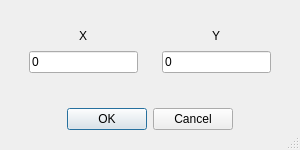
Old version of the form src/gui/ui/gotoDlg.ui in the repository cunqinglan/OpenROAD_LRF.
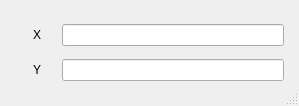
New version of the form.

Commit message: Add goto feature

What changed in the file:
```diff
--- a/src/gui/ui/gotoDlg.ui
+++ b/src/gui/ui/gotoDlg.ui
@@ -12,14 +12,14 @@
    <rect>
     <x>0</x>
     <y>0</y>
-    <width>300</width>
-    <height>150</height>
+    <width>299</width>
+    <height>106</height>
    </rect>
   </property>
   <property name="minimumSize">
    <size>
-    <width>300</width>
-    <height>150</height>
+    <width>150</width>
+    <height>100</height>
    </size>
   </property>
   <property name="sizeIncrement">
@@ -49,46 +49,58 @@
   <property name="modal">
    <bool>false</bool>
   </property>
-  <layout class="QGridLayout" name="gridLayout_2" rowstretch="5,1">
+  <layout class="QGridLayout" name="gridLayout_2" rowstretch="0">
    <property name="sizeConstraint">
     <enum>QLayout::SetDefaultConstraint</enum>
    </property>
+   <property name="leftMargin">
+    <number>5</number>
+   </property>
+   <property name="topMargin">
+    <number>5</number>
+   </property>
+   <property name="rightMargin">
+    <number>5</number>
+   </property>
+   <property name="bottomMargin">
+    <number>5</number>
+   </property>
    <property name="spacing">
     <number>6</number>
    </property>
    <item row="0" column="0">
-    <layout class="QHBoxLayout" name="horizontalLayout" stretch="1,1">
+    <layout class="QVBoxLayout" name="verticalLayout_2" stretch="1,1">
      <property name="spacing">
-      <number>6</number>
+      <number>3</number>
      </property>
      <property name="leftMargin">
-      <number>9</number>
+      <number>5</number>
      </property>
      <property name="topMargin">
-      <number>9</number>
+      <number>5</number>
      </property>
      <property name="rightMargin">
-      <number>9</number>
+      <number>5</number>
      </property>
      <property name="bottomMargin">
-      <number>9</number>
+      <number>5</number>
      </property>
      <item>
-      <layout class="QVBoxLayout" name="verticalLayout" stretch="1,3">
+      <layout class="QHBoxLayout" name="horizontalLayout_2" stretch="1,5">
        <property name="leftMargin">
-        <number>9</number>
+        <number>5</number>
        </property>
        <property name="topMargin">
-        <number>9</number>
+        <number>5</number>
        </property>
        <property name="rightMargin">
-        <number>9</number>
+        <number>5</number>
        </property>
        <property name="bottomMargin">
-        <number>9</number>
+        <number>5</number>
        </property>
        <item>
-        <layout class="QVBoxLayout" name="verticalLayout_7">
+        <layout class="QVBoxLayout" name="verticalLayout_9">
          <item alignment="Qt::AlignHCenter">
           <widget class="QLabel" name="xLabel">
            <property name="text">
@@ -99,11 +111,11 @@
         </layout>
        </item>
        <item>
-        <layout class="QVBoxLayout" name="verticalLayout_8">
-         <item alignment="Qt::AlignVCenter">
+        <layout class="QVBoxLayout" name="verticalLayout_10">
+         <item>
           <widget class="QLineEdit" name="xEdit">
-           <property name="text">
-            <string>0</string>
+           <property name="inputMethodHints">
+            <set>Qt::ImhDigitsOnly</set>
            </property>
           </widget>
          </item>
@@ -112,21 +124,21 @@
       </layout>
      </item>
      <item>
-      <layout class="QVBoxLayout" name="verticalLayout_4" stretch="1,3">
+      <layout class="QHBoxLayout" name="horizontalLayout" stretch="1,5">
        <property name="leftMargin">
-        <number>9</number>
+        <number>5</number>
        </property>
        <property name="topMargin">
-        <number>9</number>
+        <number>5</number>
        </property>
        <property name="rightMargin">
-        <number>9</number>
+        <number>5</number>
        </property>
        <property name="bottomMargin">
-        <number>9</number>
+        <number>5</number>
        </property>
        <item>
-        <layout class="QVBoxLayout" name="verticalLayout_9">
+        <layout class="QVBoxLayout" name="verticalLayout_7">
          <item alignment="Qt::AlignHCenter">
           <widget class="QLabel" name="yLabel">
            <property name="text">
@@ -137,11 +149,11 @@
         </layout>
        </item>
        <item>
-        <layout class="QVBoxLayout" name="verticalLayout_10">
-         <item alignment="Qt::AlignVCenter">
+        <layout class="QVBoxLayout" name="verticalLayout_8">
+         <item>
           <widget class="QLineEdit" name="yEdit">
-           <property name="text">
-            <string>0</string>
+           <property name="inputMethodHints">
+            <set>Qt::ImhDigitsOnly</set>
            </property>
           </widget>
          </item>
@@ -151,29 +163,6 @@
      </item>
     </layout>
    </item>
-   <item row="1" column="0">
-    <layout class="QVBoxLayout" name="verticalLayout_2">
-     <property name="leftMargin">
-      <number>9</number>
-     </property>
-     <property name="topMargin">
-      <number>9</number>
-     </property>
-     <property name="rightMargin">
-      <number>9</number>
-     </property>
-     <property name="bottomMargin">
-      <number>9</number>
-     </property>
-     <item alignment="Qt::AlignHCenter">
-      <widget class="QDialogButtonBox" name="buttonBox">
-       <property name="standardButtons">
-        <set>QDialogButtonBox::Cancel|QDialogButtonBox::Ok</set>
-       </property>
-      </widget>
-     </item>
-    </layout>
-   </item>
   </layout>
  </widget>
  <resources/>
```
Left out of the diff: 54 changed lines with no effect on the pictures. The commit also changes 5 other files.
